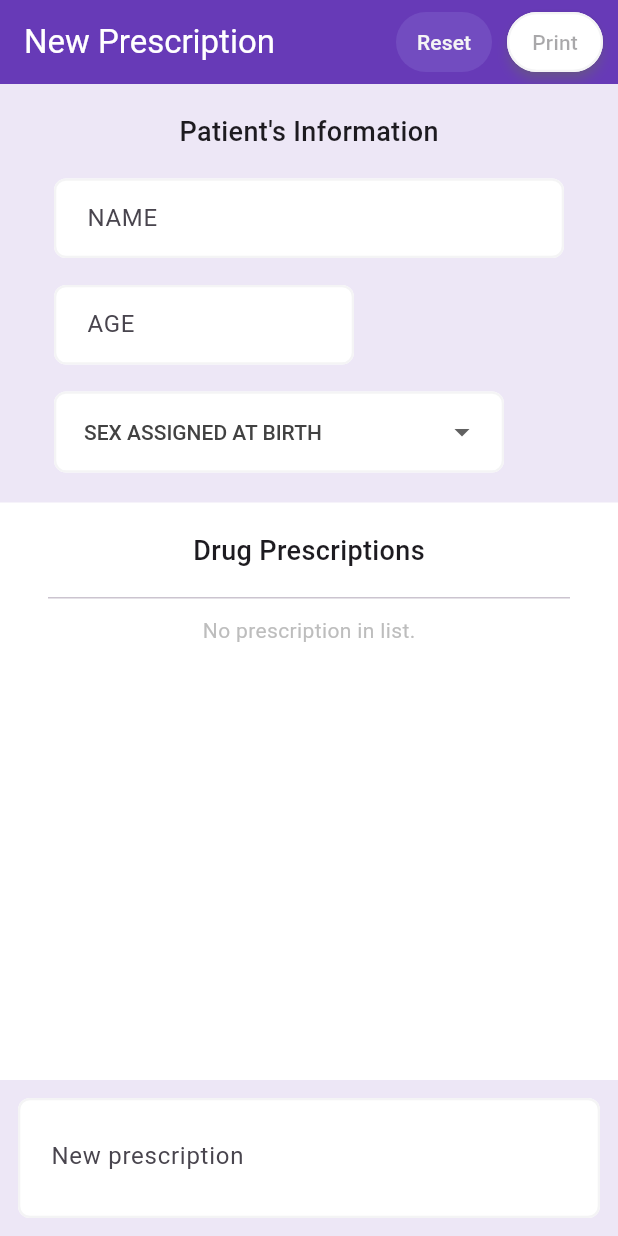
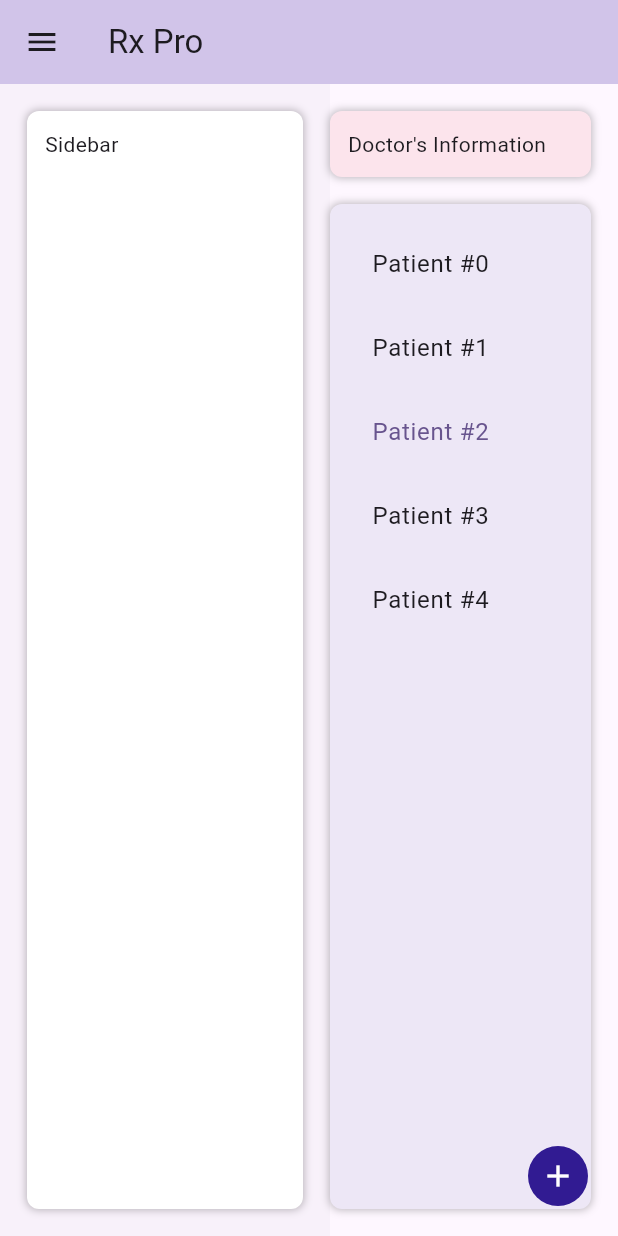
Before and after one commit to hijacque/Rx-Pro, a Flutter app: the _DesktopBody screen opened directly, on a phone screen of 412 x 824 dp. Run offline on Flutter 3.47's test engine with Material 3 defaults, Android fonts, the light colour scheme and no system bars; our stand-ins replace pdf, printing.

Commit message:
feat[Doctor dashboard]: design home page for doctor

```diff
--- a/lib/main.dart
+++ b/lib/main.dart
@@ -1,6 +1,7 @@
 import 'package:flutter/material.dart';
 
 import 'package:rxpro_app/pages/new-prescription-page.dart';
+import 'package:rxpro_app/pages/doctor-home-page.dart';
 
 void main() {
   runApp(const MyApp());
@@ -18,7 +19,11 @@ class MyApp extends StatelessWidget {
         colorScheme: ColorScheme.fromSeed(seedColor: Colors.deepPurple),
         useMaterial3: true,
       ),
-      home: const PrescriptionPage(),
+      routes: {
+        '/doctor': (context) => const DoctorHomePage(),
+        '/rx': (context) => const PrescriptionPage(),
+      },
+      initialRoute: '/doctor',
     );
   }
 }
--- /dev/null
+++ b/lib/pages/doctor-home-page.dart
@@ -0,0 +1,173 @@
+import 'package:flutter/cupertino.dart';
+import 'package:flutter/material.dart';
+
+import 'package:rxpro_app/responsive-layout.dart';
+
+class _MobileBody extends StatefulWidget {
+  const _MobileBody({super.key});
+
+  @override
+  State<_MobileBody> createState() => _MobileBodyState();
+}
+
+class _MobileBodyState extends State<_MobileBody> {
+  @override
+  Widget build(BuildContext context) {
+    return Scaffold(
+      backgroundColor: Colors.blueAccent,
+      body: Center(
+        child: Text('Mobile'),
+      ),
+    );
+  }
+}
+
+class _DesktopBody extends StatefulWidget {
+  const _DesktopBody({super.key});
+
+  @override
+  State<_DesktopBody> createState() => _DesktopBodyState();
+}
+
+class _DesktopBodyState extends State<_DesktopBody> {
+  final GlobalKey<ScaffoldState> _scaffoldKey = GlobalKey<ScaffoldState>();
+  final ScrollController _patientListScrollController = ScrollController();
+
+  @override
+  Widget build(BuildContext context) {
+    return Scaffold(
+      // backgroundColor: Colors.white,
+      key: _scaffoldKey,
+      appBar: AppBar(
+        backgroundColor: Colors.deepPurple.shade100,
+        title: Text('Rx Pro'),
+      ),
+      floatingActionButton: IconButton(
+        onPressed: () {},
+        style: IconButton.styleFrom(
+          backgroundColor: Colors.deepPurple.shade900
+        ),
+        color: Colors.white,
+        icon: Icon(Icons.add),
+      ),
+      drawer: Drawer(
+        width: 220,
+        backgroundColor: Colors.transparent,
+        shape: RoundedRectangleBorder(),
+        child: Container(
+          decoration: const BoxDecoration(
+            boxShadow: [
+              BoxShadow(
+                  color: Colors.black26,
+                  spreadRadius: 0.5,
+                  blurRadius: 4
+              )
+            ],
+            color: Colors.white,
+            borderRadius: BorderRadius.all(Radius.circular(8)),
+          ),
+          margin: EdgeInsets.all(18),
+          padding: EdgeInsets.all(12),
+          child: Text('Sidebar'),
+        ),
+      ),
+      body: Row(
+        children: [
+          Drawer(
+            width: 220,
+            surfaceTintColor: Colors.transparent,
+            shape: RoundedRectangleBorder(),
+            child: Container(
+              decoration: const BoxDecoration(
+                boxShadow: [
+                  BoxShadow(
+                    color: Colors.black26,
+                    spreadRadius: 0.5,
+                    blurRadius: 4
+                  )
+                ],
+                color: Colors.white,
+                borderRadius: BorderRadius.all(Radius.circular(8)),
+              ),
+              margin: EdgeInsets.all(18),
+              padding: EdgeInsets.all(12),
+              child: Text('Sidebar'),
+            ),
+          ),
+          Expanded(
+            child: Column(
+              children: [
+                Container(
+                  width: double.infinity,
+                  margin: EdgeInsets.only(top: 18, bottom: 18, right: 18),
+                  padding: EdgeInsets.all(12),
+                  decoration: BoxDecoration(
+                    boxShadow: [
+                      BoxShadow(
+                          color: Colors.black26,
+                          spreadRadius: 0.5,
+                          blurRadius: 4
+                      )
+                    ],
+                    color: Colors.pink.shade50,
+                    borderRadius: BorderRadius.all(Radius.circular(8)),
+                  ),
+                  child: Text('Doctor\'s Information'),
+                ),
+                Expanded(
+                  child: Container(
+                    padding: EdgeInsets.all(12),
+                    margin: EdgeInsets.only(bottom: 18, right: 18),
+                    decoration: BoxDecoration(
+                      boxShadow: [
+                        BoxShadow(
+                            color: Colors.black26,
+                            spreadRadius: 0.5,
+                            blurRadius: 4
+                        )
+                      ],
+                      color:Colors.deepPurple.shade50,
+                      borderRadius: BorderRadius.all(Radius.circular(8)),
+                    ),
+                    child: ListView.builder(
+                      controller: _patientListScrollController,
+                      itemCount: 5,
+                      itemBuilder: (context, index) {
+                        return ListTile(
+                          selected: (index == 2),
+                          selectedTileColor: Colors.deepPurple.shade50,
+                          style: ListTileStyle.drawer,
+                          title: Text('Patient #$index'),
+                        );
+                      },
+                    ),
+                  ),
+                )
+              ],
+            ),
+          )
+        ],
+      ),
+    );
+  }
+}
+
+class DoctorHomePage extends StatelessWidget {
+  const DoctorHomePage({super.key});
+
+  @override
+  Widget build(BuildContext context) {
+    return const SafeArea(
+      child: ResponsiveLayout(layouts: [
+        Layout(
+          body: _MobileBody(),
+          breakpoint: 600,
+        ),
+        Layout(
+          body: _DesktopBody(),
+          breakpoint: double.infinity,
+        ),
+      ]),
+    );
+  }
+}
```
